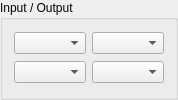
First picture: the form in ui/inoutpanel.ui, repository c-koi/gmic-qt, before the edit.
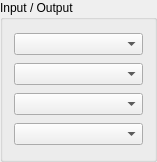
Second picture: the form after the edit.

Commit message: Change layout of logos and in/output panel

```diff
--- a/ui/inoutpanel.ui
+++ b/ui/inoutpanel.ui
@@ -6,8 +6,8 @@
    <rect>
     <x>0</x>
     <y>0</y>
-    <width>174</width>
-    <height>100</height>
+    <width>157</width>
+    <height>162</height>
    </rect>
   </property>
   <property name="windowTitle">
@@ -23,10 +23,10 @@
    <item row="1" column="0">
     <widget class="QComboBox" name="outputMode"/>
    </item>
-   <item row="0" column="1">
+   <item row="2" column="0">
     <widget class="QComboBox" name="outputMessages"/>
    </item>
-   <item row="1" column="1">
+   <item row="3" column="0">
     <widget class="QComboBox" name="previewMode"/>
    </item>
   </layout>
```
The commit also changes 3 other files.
